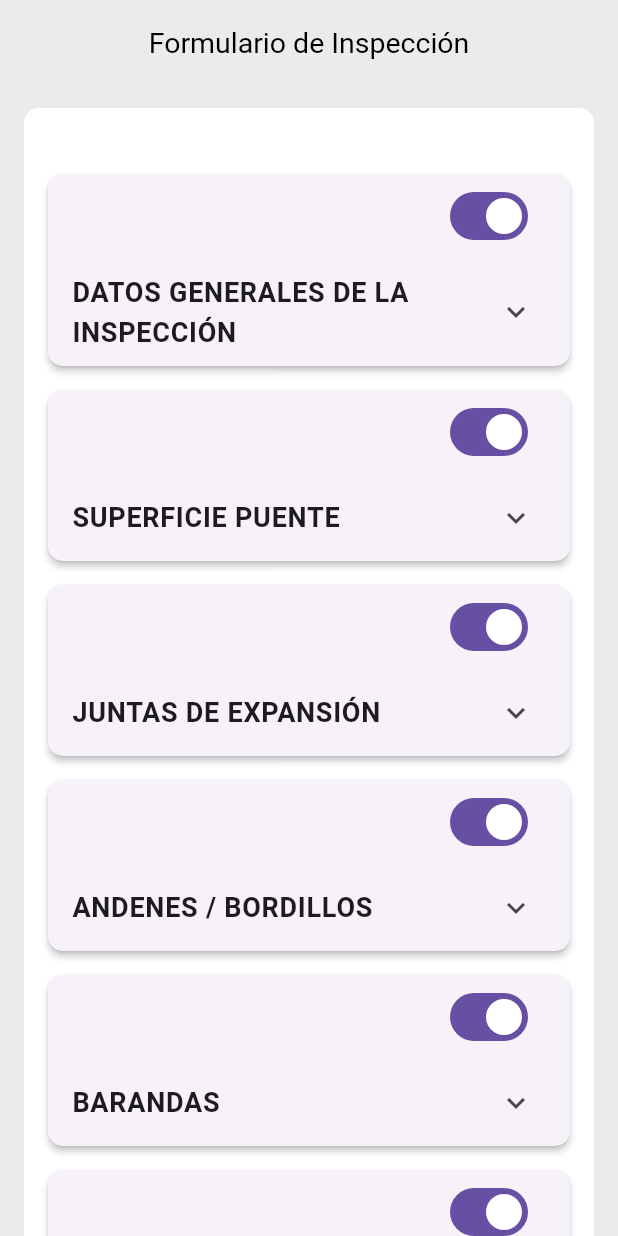
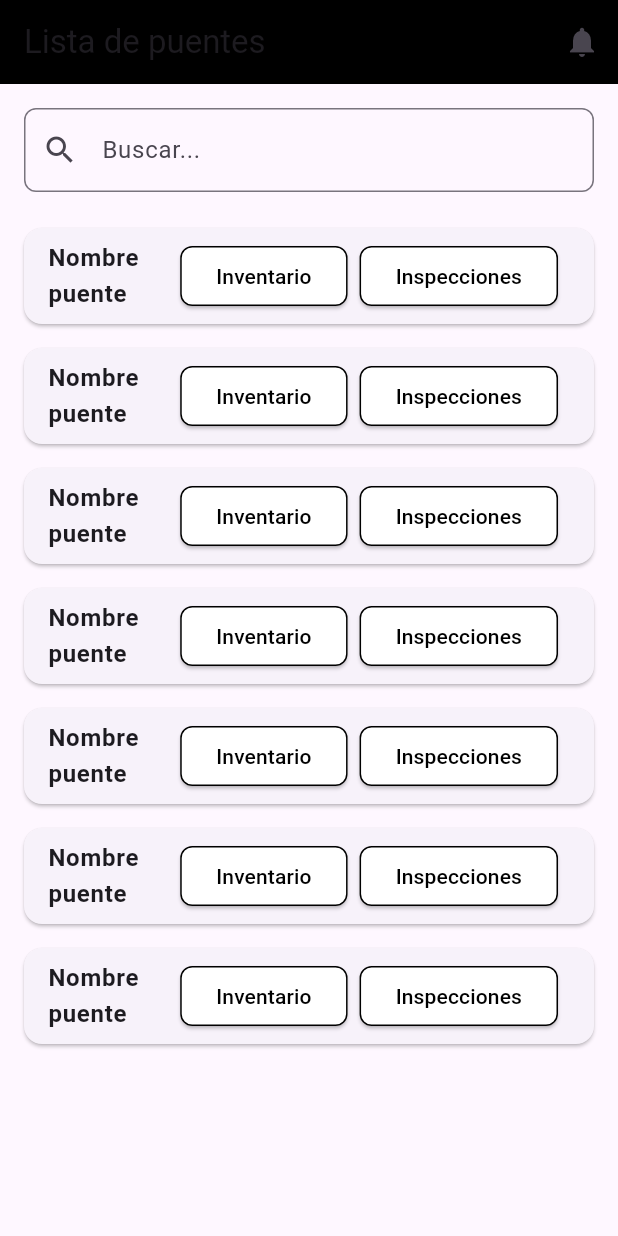
Before and after one commit to Proyecto-de-grado-BRIDGECARE/bridgecare-mobile, a Flutter app: the screen it shows after launch, on a phone screen of 412 x 824 dp. Run offline on Flutter 3.47's test engine with Material 3 defaults, Android fonts, the phone set to English and light mode, and no system bars; our stand-ins replace google_fonts, image_picker, persistent_bottom_nav_bar.

Commit message:
Lista Puentes

```diff
--- a/lib/app.dart
+++ b/lib/app.dart
@@ -1,4 +1,6 @@
 import 'package:bridgecare/features/formularioInspeccion/form_inspection.dart';
+import 'package:bridgecare/features/listaPuente/lista_puente.dart';
+
 import 'package:flutter/material.dart';
 
 class MyApp extends StatelessWidget {
@@ -8,11 +10,12 @@ class MyApp extends StatelessWidget {
   Widget build(BuildContext context) {
     return MaterialApp(
       title: 'BridgeCare',
-      initialRoute: '/inspeccionForm',
+      initialRoute: '/listaPuentes',
       routes: {
         //'/login': (context) => LoginPage(),
         //'/inventarioForm': (context) => FormInventory(),
-        '/inspeccionForm': (context) => FormInspection(),
+        //'/inspeccionForm': (context) => FormInspection(),
+        '/listaPuentes': (context) => BridgeListScreen(),
         //'/home': (context) => HomePage(),
       },
     );
--- /dev/null
+++ b/lib/features/listaPuente/lista_puente.dart
@@ -0,0 +1,77 @@
+import 'package:flutter/material.dart';
+
+class BridgeListScreen extends StatelessWidget {
+  final List<String> bridges = List.generate(7, (index) => 'Nombre puente');
+
+  @override
+  Widget build(BuildContext context) {
+    return Scaffold(
+      appBar: AppBar(
+        title: Text('Lista de puentes'),
+        backgroundColor: Colors.black,
+        actions: [
+          IconButton(
+            icon: Icon(Icons.notifications),
+            onPressed: () {},
+          ),
+        ],
+      ),
+      body: Padding(
+        padding: const EdgeInsets.all(16.0),
+        child: Column(
+          children: [
+            TextField(
+              decoration: InputDecoration(
+                hintText: 'Buscar...',
+                prefixIcon: Icon(Icons.search),
+                border: OutlineInputBorder(borderRadius: BorderRadius.circular(8)),
+              ),
+            ),
+            SizedBox(height: 16),
+            Expanded(
+              child: ListView.builder(
+                itemCount: bridges.length,
+                itemBuilder: (context, index) {
+                  return Card(
+                    margin: EdgeInsets.symmetric(vertical: 8),
+                    child: ListTile(
+                      title: Text(bridges[index], style: TextStyle(fontWeight: FontWeight.bold)),
+                      trailing: Row(
+                        mainAxisSize: MainAxisSize.min,
+                        children: [
+                          ElevatedButton(
+                            onPressed: () {},
+                            child: Text('Inventario', style: TextStyle(color: Colors.black)),
+                            style: ElevatedButton.styleFrom(
+                              backgroundColor: Colors.white,
+                              shape: RoundedRectangleBorder(
+                                borderRadius: BorderRadius.circular(8),
+                                side: BorderSide(color: Colors.black),
+                              ),
+                            ),
+                          ),
+                          SizedBox(width: 8),
+                          ElevatedButton(
+                            onPressed: () {},
+                            child: Text('Inspecciones', style: TextStyle(color: Colors.black)),
+                            style: ElevatedButton.styleFrom(
+                              backgroundColor: Colors.white,
+                              shape: RoundedRectangleBorder(
+                                borderRadius: BorderRadius.circular(8),
+                                side: BorderSide(color: Colors.black),
+                              ),
+                            ),
+                          ),
+                        ],
+                      ),
+                    ),
+                  );
+                },
+              ),
+            ),
+          ],
+        ),
+      ),
+    );
+  }
+}
```
